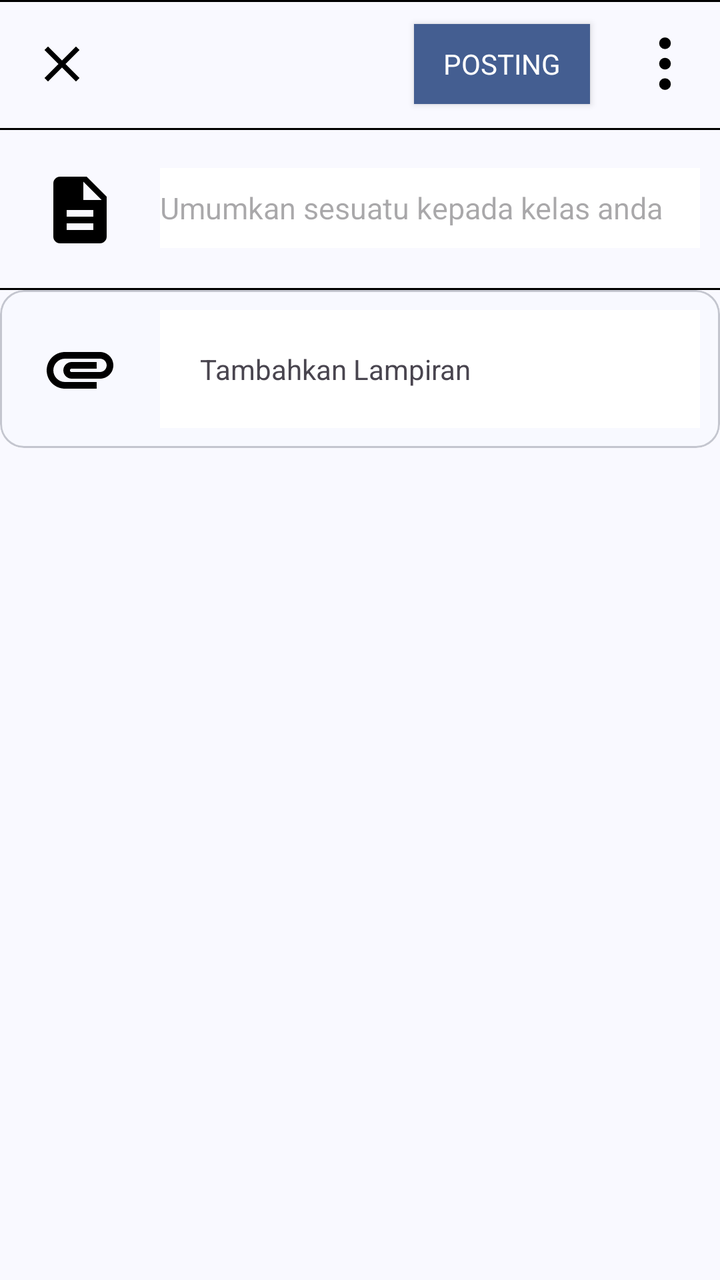
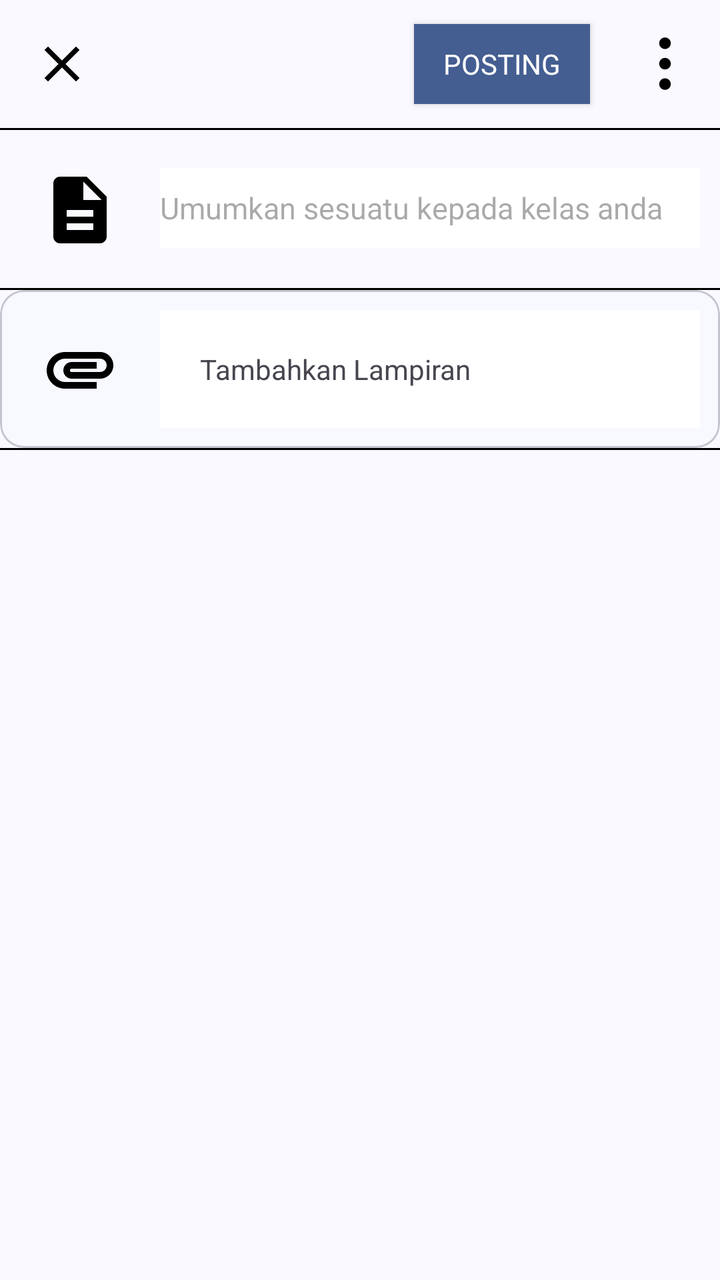

The first picture is an Android layout as it rendered before a commit; the second is the same layout after the commit. The layout source and the unified diff follow.
<!-- AndroidManifest.xml: application theme Theme.StudyConnect -->
<!-- res/layout/add_forum_dialog.xml -->
<?xml version="1.0" encoding="utf-8"?>
<androidx.constraintlayout.widget.ConstraintLayout xmlns:android="http://schemas.android.com/apk/res/android"
    xmlns:app="http://schemas.android.com/apk/res-auto"
    xmlns:tools="http://schemas.android.com/tools"
    android:layout_width="match_parent"
    android:layout_height="match_parent">

    <androidx.appcompat.widget.Toolbar
        android:id="@+id/toolbar"
        android:layout_width="match_parent"
        android:layout_height="wrap_content"
        android:background="@color/md_theme_background"
        android:theme="@style/ThemeOverlay.AppCompat.ActionBar"
        app:layout_constraintEnd_toEndOf="parent"
        app:layout_constraintStart_toStartOf="parent"
        app:layout_constraintTop_toTopOf="parent"
        tools:ignore="RtlSymmetry">

        <ImageView
            android:id="@+id/btnClose"
            android:layout_width="30dp"
            android:layout_height="30dp"
            android:layout_gravity="start"
            android:background="@drawable/baseline_close_24"
            android:backgroundTint="@color/black"
            android:contentDescription="@string/close" />

        <ImageView
            android:id="@+id/btnSettings"
            android:layout_width="35dp"
            android:layout_height="35dp"
            android:layout_gravity="end"
            android:layout_marginEnd="10dp"
            android:background="@drawable/ic_more"
            android:backgroundTint="@color/black"
            android:contentDescription="@string/text_settings" />

        <androidx.appcompat.widget.AppCompatButton
            android:id="@+id/btnPosting"
            style="@style/ShapeAppearanceOverlay.Material3.Button"
            android:layout_width="wrap_content"
            android:layout_height="40dp"
            android:layout_gravity="end"
            android:layout_marginEnd="20dp"
            android:background="@color/md_theme_primary"
            android:text="@string/text_posting"
            android:textColor="@color/md_theme_onPrimary" />
    </androidx.appcompat.widget.Toolbar>

    <View
        android:id="@+id/view"
        android:layout_width="match_parent"
        android:layout_height="1dp"
        android:background="@color/black"
        app:layout_constraintEnd_toEndOf="parent"
        app:layout_constraintStart_toStartOf="parent"
        app:layout_constraintTop_toBottomOf="@id/toolbar" />

    <ImageView
        android:id="@+id/imageView2"
        android:layout_width="40dp"
        android:layout_height="40dp"
        android:layout_margin="20dp"
        android:background="@drawable/baseline_description_24"
        android:contentDescription="@string/text_deskripsi"
        app:layout_constraintStart_toStartOf="parent"
        app:layout_constraintTop_toBottomOf="@+id/view" />

    <androidx.appcompat.widget.AppCompatEditText
        android:id="@+id/edtDeskripsiForum"
        android:layout_width="0dp"
        android:layout_height="40dp"
        android:layout_marginStart="20dp"
        android:layout_marginTop="20dp"
        android:layout_marginEnd="10dp"
        android:background="@color/white"
        android:hint="@string/text_umumkan_sesuatu"
        android:textSize="15sp"
        app:layout_constraintEnd_toEndOf="parent"
        app:layout_constraintStart_toEndOf="@+id/imageView2"
        app:layout_constraintTop_toBottomOf="@+id/toolbar" />

    <View
        android:id="@+id/view2"
        android:layout_width="match_parent"
        android:layout_height="1dp"
        android:layout_marginTop="20dp"
        android:background="@color/black"
        app:layout_constraintEnd_toEndOf="parent"
        app:layout_constraintStart_toStartOf="parent"
        app:layout_constraintTop_toBottomOf="@id/edtDeskripsiForum" />

    <com.google.android.material.card.MaterialCardView
        android:id="@+id/btn_add_file"
        android:layout_width="match_parent"
        android:layout_height="wrap_content"
        app:layout_constraintTop_toBottomOf="@id/view2">

        <LinearLayout
            android:layout_width="match_parent"
            android:layout_height="wrap_content"
            android:orientation="horizontal"
            android:padding="10dp">

            <ImageView
                android:layout_width="40dp"
                android:layout_height="40dp"
                android:layout_gravity="center_vertical"
                android:layout_marginStart="10dp"
                android:layout_marginEnd="20dp"
                android:background="@drawable/baseline_attachment_24"
                android:backgroundTint="@color/black"
                android:contentDescription="@string/lampiran" />

            <TextView
                android:layout_width="match_parent"
                android:layout_height="wrap_content"
                android:background="@color/white"
                android:padding="20dp"
                android:text="@string/text_tambahkan_lampiran" />
        </LinearLayout>
    </com.google.android.material.card.MaterialCardView>

    <View
        android:id="@+id/view3"
        android:layout_width="match_parent"
        android:layout_height="1dp"
        android:background="@color/black"
        app:layout_constraintEnd_toEndOf="parent"
        app:layout_constraintStart_toStartOf="parent"
        app:layout_constraintTop_toBottomOf="@id/materialCardView" />

</androidx.constraintlayout.widget.ConstraintLayout>
<!-- resources referenced by this layout -->
<resources>
  <color name="black">#FF000000</color>
  <color name="md_theme_background">#F9F9FF</color>
  <color name="md_theme_onPrimary">#FFFFFF</color>
  <color name="md_theme_primary">#445E91</color>
  <color name="white">#FFFFFFFF</color>
  <!-- drawable baseline_close_24 (drawable) -->
  <vector xmlns:android="http://schemas.android.com/apk/res/android" android:height="24dp" android:tint="#000000" android:viewportHeight="24" android:viewportWidth="24" android:width="24dp">
        
      <path android:fillColor="@android:color/white" android:pathData="M19,6.41L17.59,5 12,10.59 6.41,5 5,6.41 10.59,12 5,17.59 6.41,19 12,13.41 17.59,19 19,17.59 13.41,12z"/>
      
  </vector>
  <string name="close">Close</string>
  <string name="lampiran">Lampiran</string>
  <string name="text_deskripsi">Deskripsi</string>
  <string name="text_posting">Posting</string>
  <string name="text_settings">Settings</string>
  <string name="text_tambahkan_lampiran">Tambahkan Lampiran</string>
  <string name="text_umumkan_sesuatu">Umumkan sesuatu kepada kelas anda</string>
  <style name="Theme.StudyConnect" parent="Base.Theme.StudyConnect" />
  <color name="md_theme_primaryContainer">#D8E2FF</color>
  <color name="md_theme_onPrimaryContainer">#001A42</color>
  <color name="md_theme_secondary">#226A4C</color>
  <color name="md_theme_onSecondary">#FFFFFF</color>
  <color name="md_theme_secondaryContainer">#AAF2CC</color>
  <color name="md_theme_onSecondaryContainer">#002113</color>
  <color name="md_theme_tertiary">#785A0B</color>
  <color name="md_theme_onTertiary">#FFFFFF</color>
  <color name="md_theme_tertiaryContainer">#FFDF9F</color>
  <color name="md_theme_onTertiaryContainer">#261A00</color>
  <color name="md_theme_error">#904A46</color>
  <color name="md_theme_onError">#FFFFFF</color>
  <color name="md_theme_errorContainer">#FFDAD7</color>
  <color name="md_theme_onErrorContainer">#3B0909</color>
  <color name="md_theme_onBackground">#1A1B20</color>
  <color name="md_theme_surface">#F8F9FF</color>
  <color name="md_theme_onSurface">#191C20</color>
  <color name="md_theme_surfaceVariant">#E0E2EC</color>
  <color name="md_theme_onSurfaceVariant">#43474E</color>
  <color name="md_theme_outline">#74777F</color>
  <color name="md_theme_outlineVariant">#C4C6CF</color>
  <color name="md_theme_inverseSurface">#2E3135</color>
  <color name="md_theme_inverseOnSurface">#EFF0F7</color>
  <color name="md_theme_inversePrimary">#ADC6FF</color>
  <color name="md_theme_primaryFixed">#D8E2FF</color>
  <color name="md_theme_onPrimaryFixed">#001A42</color>
  <color name="md_theme_primaryFixedDim">#ADC6FF</color>
  <color name="md_theme_onPrimaryFixedVariant">#2B4678</color>
  <color name="md_theme_secondaryFixed">#AAF2CC</color>
  <color name="md_theme_onSecondaryFixed">#002113</color>
  <color name="md_theme_secondaryFixedDim">#8ED5B0</color>
  <color name="md_theme_onSecondaryFixedVariant">#005236</color>
  <color name="md_theme_tertiaryFixed">#FFDF9F</color>
  <color name="md_theme_onTertiaryFixed">#261A00</color>
  <color name="md_theme_tertiaryFixedDim">#E9C16C</color>
  <color name="md_theme_onTertiaryFixedVariant">#5C4300</color>
  <color name="md_theme_surfaceDim">#D8DAE0</color>
  <color name="md_theme_surfaceBright">#F8F9FF</color>
  <color name="md_theme_surfaceContainerLowest">#FFFFFF</color>
  <color name="md_theme_surfaceContainerLow">#F2F3FA</color>
  <color name="md_theme_surfaceContainer">#ECEEF4</color>
  <color name="md_theme_surfaceContainerHigh">#E6E8EE</color>
  <color name="md_theme_surfaceContainerHighest">#E1E2E8</color>
  <!-- unchanged entries left out for length: 4 -->
</resources>

<!-- the commit's change to res/layout/add_forum_dialog.xml (unified diff, before → after) -->
@@ -128,6 +128,6 @@
         android:background="@color/black"
         app:layout_constraintEnd_toEndOf="parent"
         app:layout_constraintStart_toStartOf="parent"
-        app:layout_constraintTop_toBottomOf="@id/materialCardView" />
+        app:layout_constraintTop_toBottomOf="@id/btn_add_file" />
 
 </androidx.constraintlayout.widget.ConstraintLayout>
